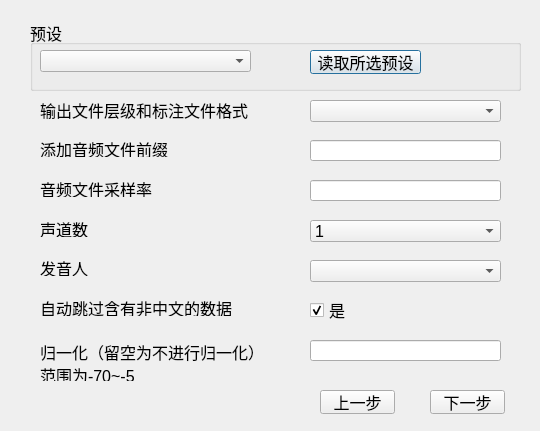
This is ui/uifiles/output_dataset_speaker.ui in kslz/sound_dataset_tools2 as Qt 5 draws it before an edit. The edited form follows.
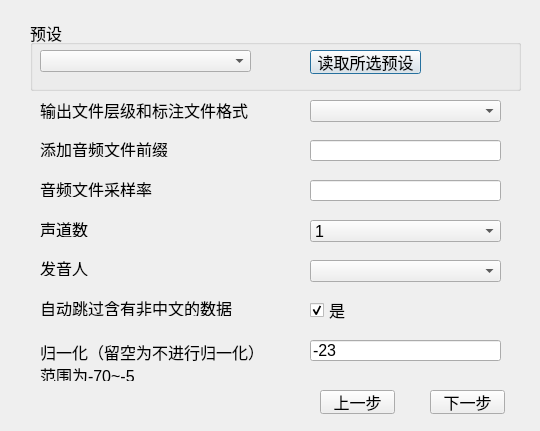
This is the edited form.

```diff
--- a/ui/uifiles/output_dataset_speaker.ui
+++ b/ui/uifiles/output_dataset_speaker.ui
@@ -259,7 +259,7 @@
       </rect>
      </property>
      <property name="text">
-      <string/>
+      <string>-23</string>
      </property>
     </widget>
    </widget>
```
Left out of the diff: 21 changed lines with no effect on the pictures.
